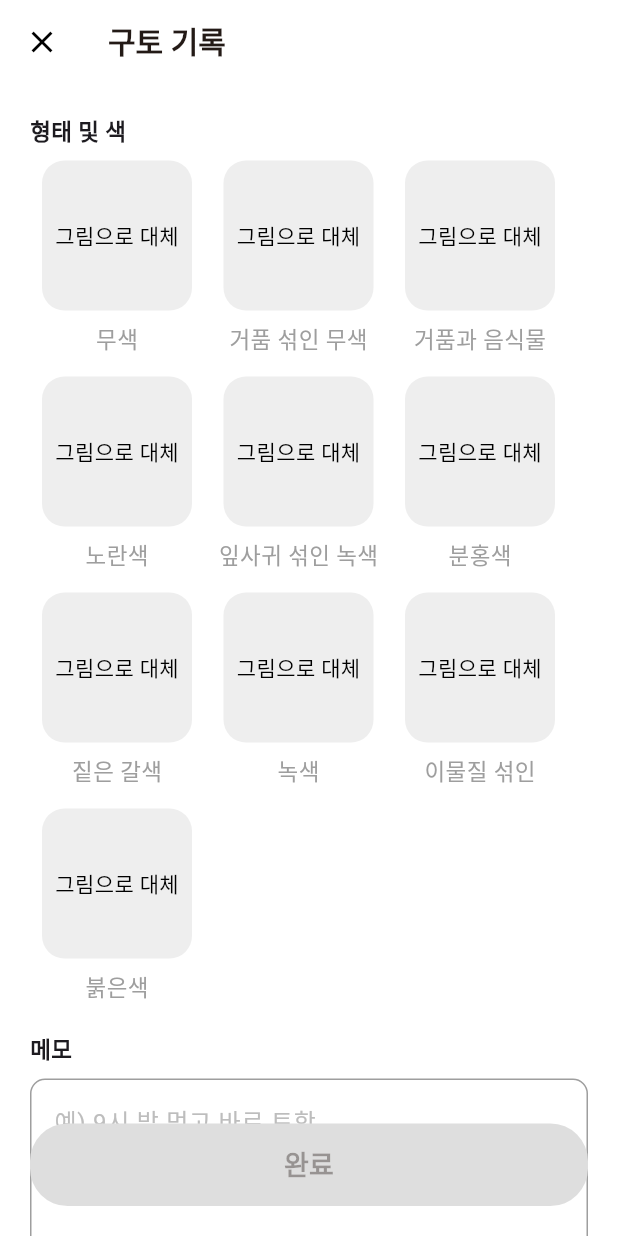
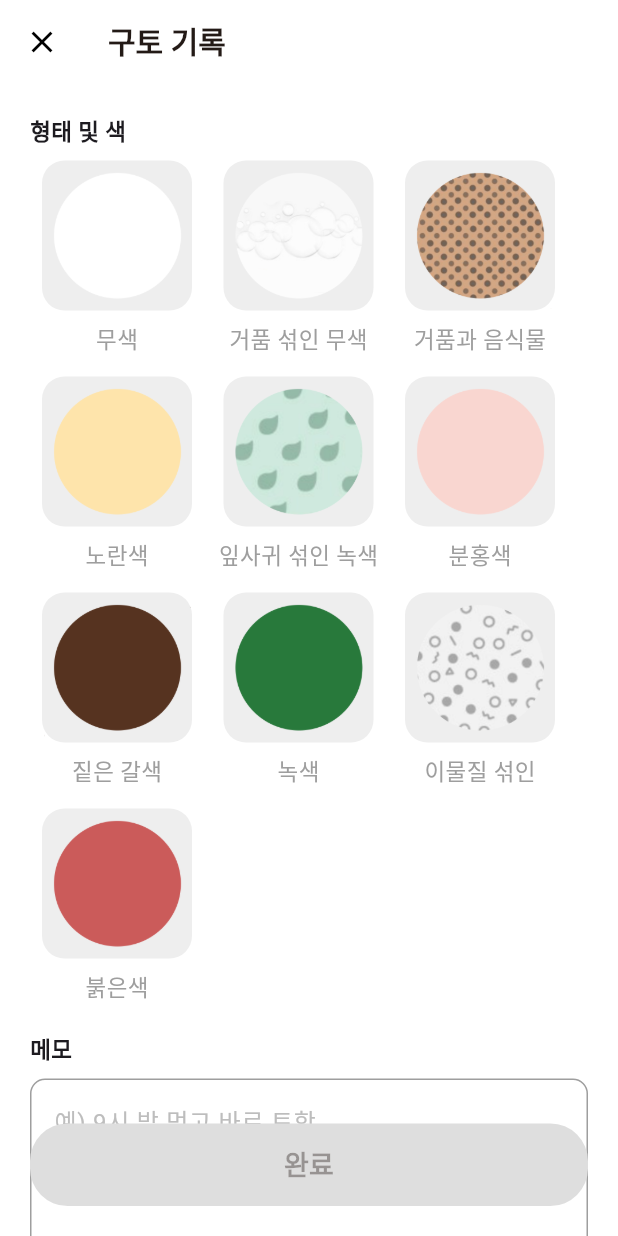
Before and after one commit to amosi999/mncare, a Flutter app: the AddVomitPage screen opened directly with empty values, on a phone screen of 412 x 824 dp. Run offline on Flutter 3.47's test engine with Material 3 defaults, Android fonts, the phone set to English and light mode, and no system bars; our stand-ins replace camera, cloud_firestore, firebase_auth, firebase_core, firebase_storage, flutter_colorpicker and 3 more; missing offline and left inert: toggle_list; accounts and stored records are empty.

Commit message:
chore: 구토 기록 추가 페이지 이미지 추가

```diff
--- a/lib/screens/tracking/add_vomit_page.dart
+++ b/lib/screens/tracking/add_vomit_page.dart
@@ -9,8 +9,8 @@ class AddVomitPage extends StatefulWidget {
   const AddVomitPage({
     required this.date,
     required this.petId,
-    Key? key,
-  }) : super(key: key);
+    super.key,
+  });
 
   @override
   _AddVomitPageState createState() => _AddVomitPageState();
@@ -153,6 +153,42 @@ class _AddVomitPageState extends State<AddVomitPage> {
 
   Widget _buildShapeSelection(String shape) {
     bool isSelected = _selectedType == shape;
+
+    Image getImage() {
+      // _buildShapeSelection('무색'),
+      // _buildShapeSelection('거품 섞인 무색'),
+      // _buildShapeSelection('거품과 음식물'),
+      // _buildShapeSelection('노란색'),
+      // _buildShapeSelection('잎사귀 섞인 녹색'),
+      // _buildShapeSelection('분홍색'),
+      // _buildShapeSelection('짙은 갈색'),
+      // _buildShapeSelection('녹색'),
+      // _buildShapeSelection('이물질 섞인'),
+      // _buildShapeSelection('붉은색'),
+      switch (shape) {
+        case '무색':
+          return Image.asset('assets/images/vomit1.png');
+        case '거품 섞인 무색':
+          return Image.asset('assets/images/vomit2.png');
+        case '거품과 음식물':
+          return Image.asset('assets/images/vomit3.png');
+        case '노란색':
+          return Image.asset('assets/images/vomit4.png');
+        case '잎사귀 섞인 녹색':
+          return Image.asset('assets/images/vomit5.png');
+        case '분홍색':
+          return Image.asset('assets/images/vomit6.png');
+        case '짙은 갈색':
+          return Image.asset('assets/images/vomit7.png');
+        case '녹색':
+          return Image.asset('assets/images/vomit8.png');
+        case '이물질 섞인':
+          return Image.asset('assets/images/vomit9.png');
+        default:
+          return Image.asset('assets/images/vomit10.png');
+      }
+    }
+
     return GestureDetector(
       onTap: () {
         setState(() {
@@ -176,13 +212,7 @@ class _AddVomitPageState extends State<AddVomitPage> {
               borderRadius: BorderRadius.circular(15),
             ),
             child: Center(
-              child: Text(
-                '그림으로 대체',
-                style: TextStyle(
-                  color: isSelected ? Colors.black : Colors.black,
-                  fontWeight: isSelected ? FontWeight.bold : FontWeight.normal,
-                ),
-              ),
+              child: getImage(),
             ),
           ),
           Text(
```
Also changed, not shown: assets/images/vomit1.png (added), assets/images/vomit10.png (added), assets/images/vomit2.png (added), assets/images/vomit3.png (added), assets/images/vomit4.png (added), assets/images/vomit5.png (added), assets/images/vomit6.png (added), assets/images/vomit7.png (added), assets/images/vomit8.png (added), assets/images/vomit9.png (added).
